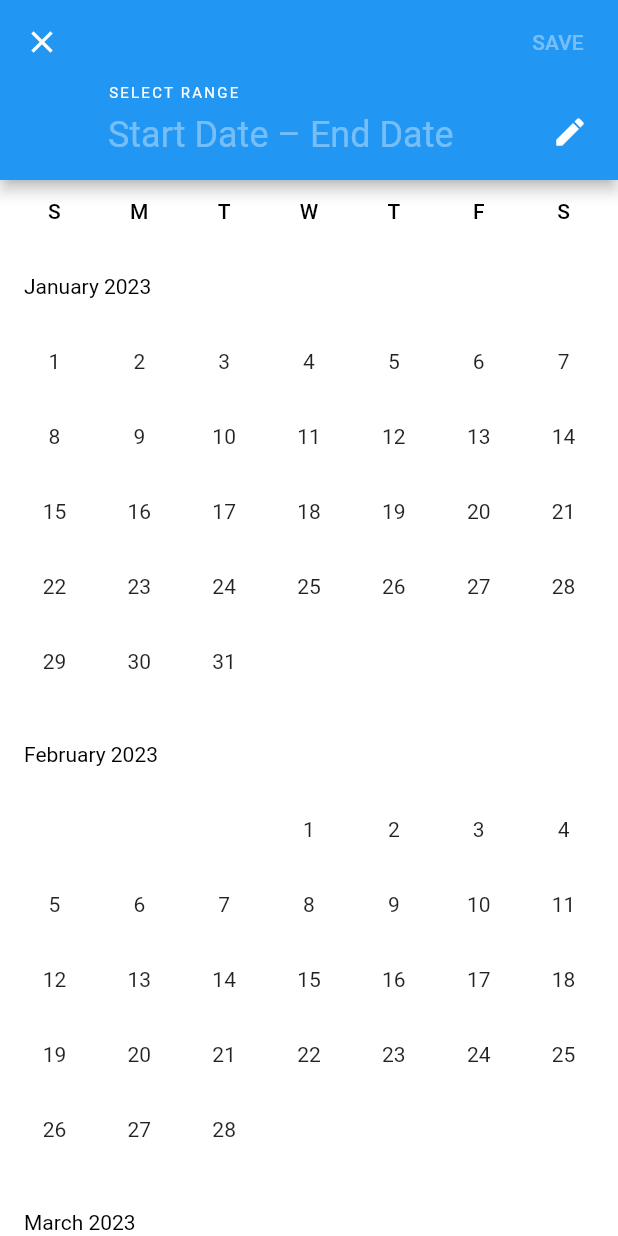
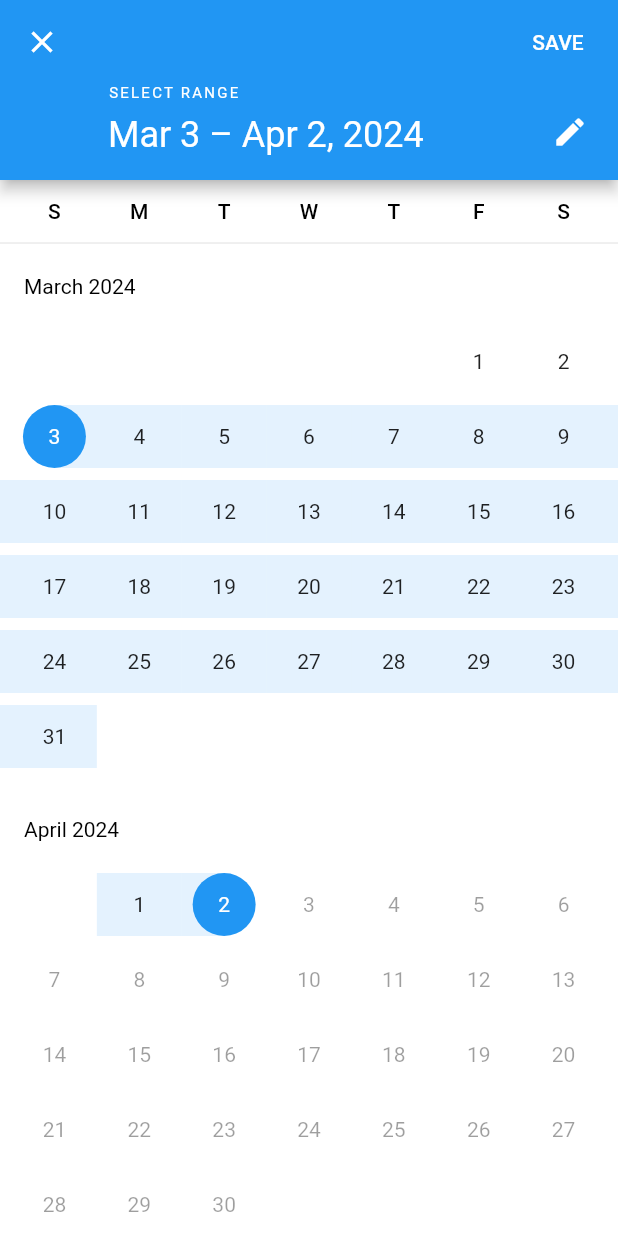
Before and after one commit to mirza-d3x/red_dog, a Flutter app: the EnquiryScreen screen opened directly, after a tap on an icon or button, on a phone screen of 412 x 824 dp. Run offline on Flutter 3.47's test engine with Material 3 defaults, Android fonts, the phone set to English and light mode, and no system bars; our stand-ins replace charts_flutter, fl_chart, percent_indicator, syncfusion_flutter_charts, table_calendar; missing offline and left inert: countries_world_map.

Commit message:
edited calendar in

```diff
--- a/lib/features/tabs/acquisition_screen.dart
+++ b/lib/features/tabs/acquisition_screen.dart
@@ -98,7 +98,7 @@ class _AcquisitionScreenState extends State<AcquisitionScreen> {
       lastDate: DateTime.now(),
       initialDateRange: _selectedFromDate != null && _selectedToDate != null
           ? DateTimeRange(start: _selectedFromDate, end: _selectedToDate)
-          : null,
+          : DateTimeRange(start: DateTime(2024, 3, 3), end: DateTime.now()),
     );
 
     if (picked != null) {
@@ -203,7 +203,8 @@ class _AcquisitionScreenState extends State<AcquisitionScreen> {
                                 color: whiteColor,
                                 borderRadius: BorderRadius.circular(5),
                               ),
-                              child: Center(
+                              child:
+                              Center(
                                 child: Text(
                                   _selectedFromDate != null && _selectedToDate != null ?
                                   '${DateFormat('yyyy-MM-dd').format(_selectedFromDate) } to ${DateFormat('yyyy-MM-dd').format(_selectedToDate)}'
--- a/lib/features/tabs/enquiries_screen.dart
+++ b/lib/features/tabs/enquiries_screen.dart
@@ -31,7 +31,7 @@ class _EnquiryScreenState extends State<EnquiryScreen> {
       lastDate: DateTime.now(),
       initialDateRange: _selectedFromDate != null && _selectedToDate != null
           ? DateTimeRange(start: _selectedFromDate, end: _selectedToDate)
-          : null,
+          : DateTimeRange(start: DateTime(2024, 3, 3), end: DateTime.now()),
     );
 
     if (picked != null) {
@@ -135,7 +135,8 @@ class _EnquiryScreenState extends State<EnquiryScreen> {
                                 color: whiteColor,
                                 borderRadius: BorderRadius.circular(5),
                               ),
-                              child: Center(
+                              child:
+                              Center(
                                 child: Text(
                                   _selectedFromDate != null && _selectedToDate != null ?
                                   '${DateFormat('yyyy-MM-dd').format(_selectedFromDate) } to ${DateFormat('yyyy-MM-dd').format(_selectedToDate)}'
--- a/lib/features/tabs/server_screen.dart
+++ b/lib/features/tabs/server_screen.dart
@@ -36,7 +36,7 @@ class _ServerScreenState extends State<ServerScreen> {
       lastDate: DateTime.now(),
       initialDateRange: _selectedFromDate != null && _selectedToDate != null
           ? DateTimeRange(start: _selectedFromDate, end: _selectedToDate)
-          : null,
+          : DateTimeRange(start: DateTime(2024, 3, 3), end: DateTime.now()),
     );
 
     if (picked != null) {
@@ -138,7 +138,8 @@ class _ServerScreenState extends State<ServerScreen> {
                                 color: whiteColor,
                                 borderRadius: BorderRadius.circular(5),
                               ),
-                              child: Center(
+                              child:
+                              Center(
                                 child: Text(
                                   _selectedFromDate != null && _selectedToDate != null ?
                                   '${DateFormat('yyyy-MM-dd').format(_selectedFromDate) } to ${DateFormat('yyyy-MM-dd').format(_selectedToDate)}'
--- a/lib/features/tabs/visitors_screen.dart
+++ b/lib/features/tabs/visitors_screen.dart
@@ -106,7 +106,7 @@ class _VisitorsScreenState extends State<VisitorsScreen> {
       lastDate: DateTime.now(),
       initialDateRange: _selectedFromDate != null && _selectedToDate != null
           ? DateTimeRange(start: _selectedFromDate, end: _selectedToDate)
-          : null,
+          : DateTimeRange(start: DateTime(2024, 3, 3), end: DateTime.now()),
     );
 
     if (picked != null) {
@@ -301,7 +301,8 @@ class _VisitorsScreenState extends State<VisitorsScreen> {
                                 color: whiteColor,
                                 borderRadius: BorderRadius.circular(5),
                               ),
-                              child: Center(
+                              child:
+                              Center(
                                 child: Text(
                                   _selectedFromDate != null && _selectedToDate != null ?
                                     '${DateFormat('yyyy-MM-dd').format(_selectedFromDate) } to ${DateFormat('yyyy-MM-dd').format(_selectedToDate)}'
--- a/lib/main.dart
+++ b/lib/main.dart
@@ -23,7 +23,7 @@ class MyApp extends StatelessWidget {
         // colorScheme: ColorScheme.fromSeed(seedColor: Colors.deepPurple),
         useMaterial3: false,
       ),
-      home:  TabViewScreen(true),
+      home: const SplashScreen(),
     );
   }
 }
```
